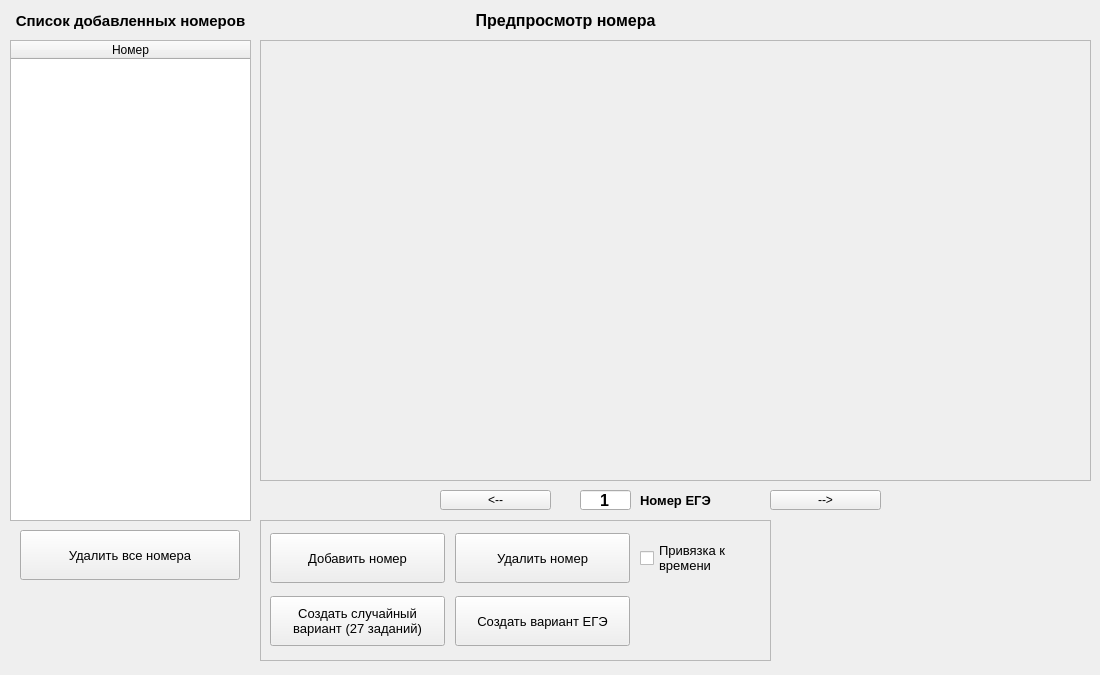
Before: the Qt Designer form app/ui/createExams.ui in MrGoldSky/ExamsHelper, drawn with Qt 5.
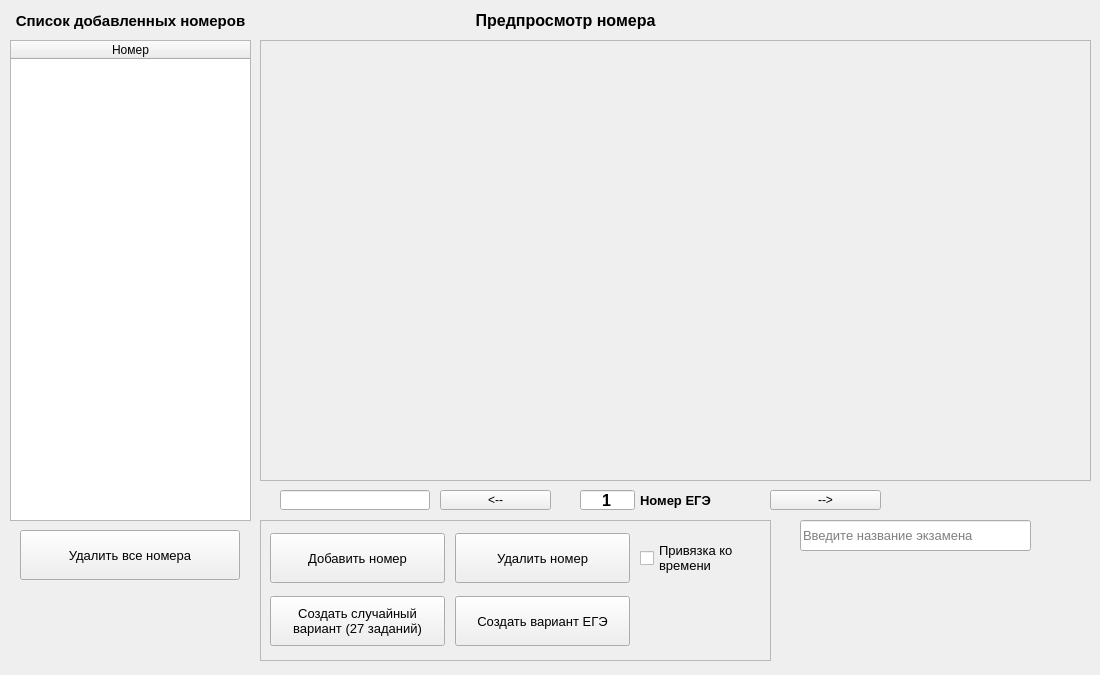
After: the same form once the commit is applied.

Patch:
```diff
--- a/app/ui/createExams.ui
+++ b/app/ui/createExams.ui
@@ -142,7 +142,7 @@
      <rect>
       <x>0</x>
       <y>0</y>
-      <width>511</width>
+      <width>512</width>
       <height>141</height>
      </rect>
     </property>
@@ -242,9 +242,12 @@
         </font>
        </property>
        <property name="text">
-        <string>Привязка к
+        <string>Привязка ко
 времени</string>
        </property>
+       <property name="checked">
+        <bool>false</bool>
+       </property>
       </widget>
      </item>
      <item row="0" column="0">
@@ -358,7 +361,7 @@
     <rect>
      <x>580</x>
      <y>490</y>
-     <width>51</width>
+     <width>55</width>
      <height>20</height>
     </rect>
    </property>
@@ -417,6 +420,46 @@
     <bool>false</bool>
    </property>
   </widget>
+  <widget class="QLineEdit" name="curentNumber">
+   <property name="geometry">
+    <rect>
+     <x>280</x>
+     <y>490</y>
+     <width>150</width>
+     <height>20</height>
+    </rect>
+   </property>
+   <property name="readOnly">
+    <bool>true</bool>
+   </property>
+   <property name="clearButtonEnabled">
+    <bool>true</bool>
+   </property>
+  </widget>
+  <widget class="QLineEdit" name="examName">
+   <property name="geometry">
+    <rect>
+     <x>800</x>
+     <y>520</y>
+     <width>231</width>
+     <height>31</height>
+    </rect>
+   </property>
+   <property name="font">
+    <font>
+     <pointsize>10</pointsize>
+    </font>
+   </property>
+   <property name="inputMask">
+    <string/>
+   </property>
+   <property name="text">
+    <string/>
+   </property>
+   <property name="placeholderText">
+    <string>Введите название экзамена</string>
+   </property>
+  </widget>
  </widget>
  <resources/>
  <connections/>
```
Left out of the diff: 2 changed lines with no effect on the pictures.
